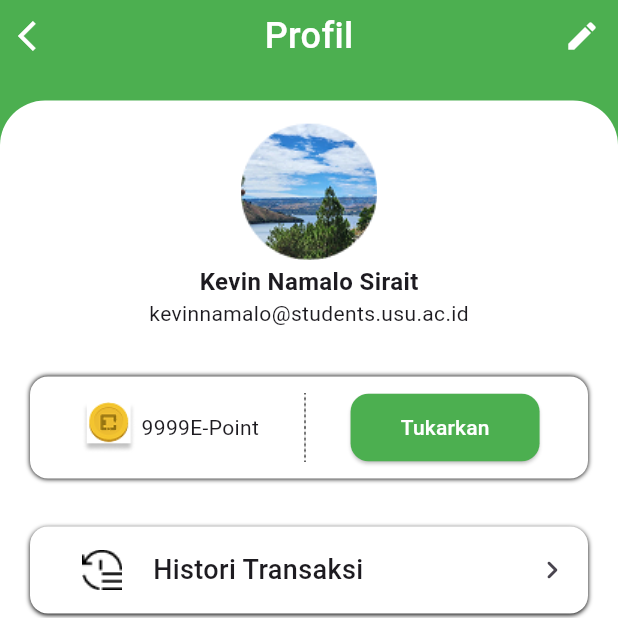
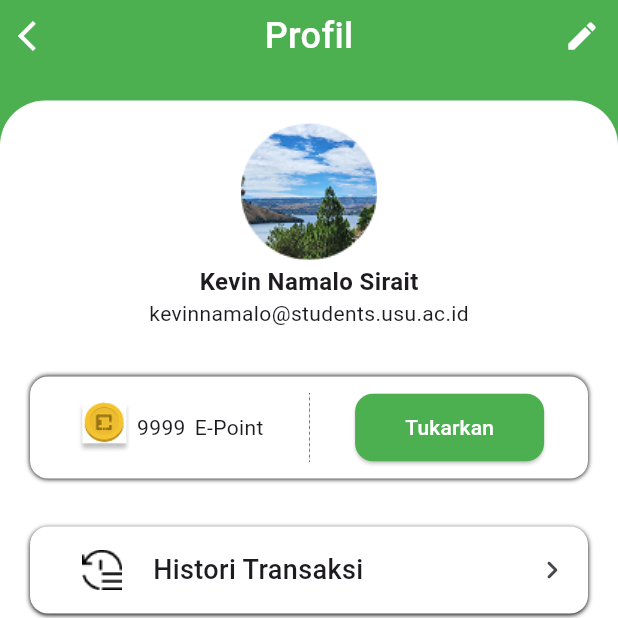
Before and after one commit to kevinnsrt/prak_pm, a Flutter app: the ProfilePage screen opened directly, on a phone screen of 412 x 824 dp, the top half of it. Run offline on Flutter 3.47's test engine with Material 3 defaults, Android fonts, the phone set to English and light mode, and no system bars.

Commit message:
fixing assets in pubspec.yaml

```diff
--- a/lib/screen/profile.dart
+++ b/lib/screen/profile.dart
@@ -105,6 +105,9 @@ class _ProfilePageState extends State<ProfilePage> {
                               ),
 
                               Text("9999"),
+                              SizedBox(
+                                width: 6,
+                              ),
                               Text("E-Point",),
 
                               SizedBox(width: 30),
```
Also changed, not shown: pubspec.yaml (+1 -20 lines).
